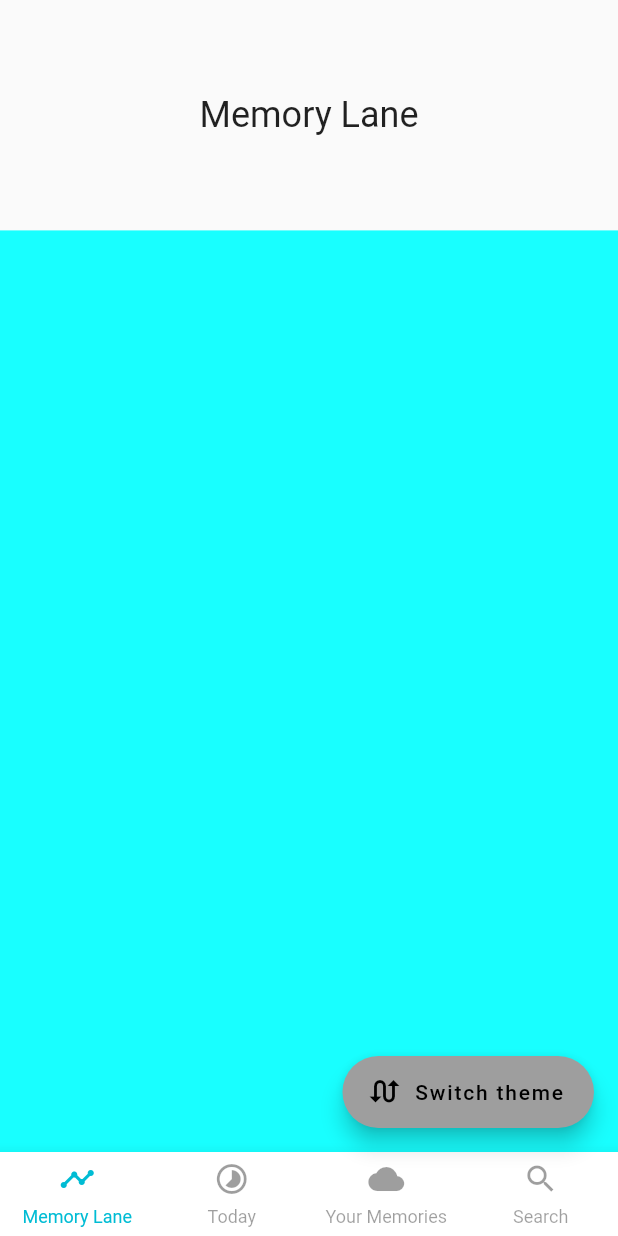
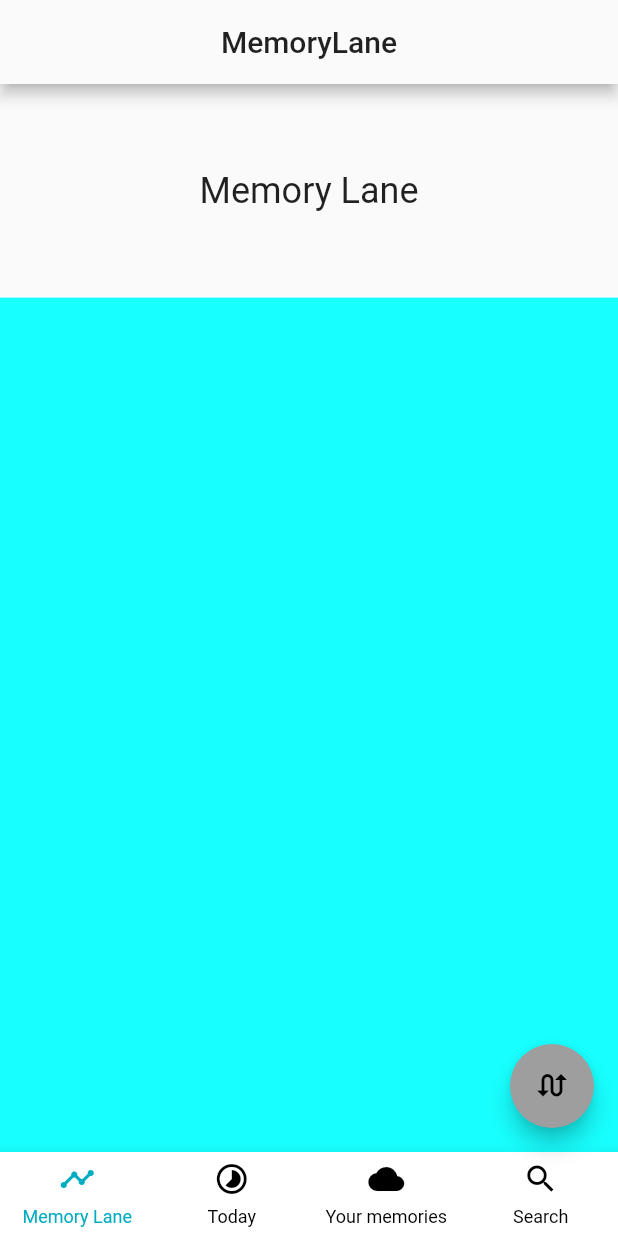
Before and after one commit to herovickers/memory, a Flutter app: the screen it shows after launch, on a phone screen of 412 x 824 dp. Run offline on Flutter 3.47's test engine with Material 2 defaults, Android fonts, the phone set to English and light mode, and no system bars; our stand-ins replace dynamic_theme, rxdart.

Commit message:
Refactor code to use models for tab item

```diff
--- a/lib/main.dart
+++ b/lib/main.dart
@@ -15,55 +15,59 @@ class MyApp extends StatelessWidget {
         brightness: Brightness.light,
         primarySwatch: Colors.grey,
         primaryColor: Colors.grey[50],
-      textTheme: theme.textTheme.copyWith(
-        headline: theme.textTheme.headline.copyWith(
-          color: Colors.black,
-        ),
-        display1: theme.textTheme.headline.copyWith(
-          color: Colors.black38,
-        ),
-        //This is just title with another color
-        display2: theme.textTheme.title.copyWith(
-          color: Colors.black54,
-        ),
-        display3: theme.textTheme.title.copyWith(
-          color: Colors.black87,
-        ),
-        caption: theme.textTheme.caption.copyWith(color: Colors.black38),
-        button: theme.textTheme.button.copyWith(color: Colors.black),
-        subhead: theme.textTheme.subhead.copyWith(color: Colors.black38),
-        subtitle: theme.textTheme.subtitle.copyWith(color: Colors.black38),
-      ),
-      iconTheme: theme.iconTheme.copyWith(color: Colors.black38),
-    );
+        // textTheme: theme.textTheme.copyWith(
+        //   headline: theme.textTheme.headline.copyWith(
+        //     color: Colors.black,
+        //   ),
+        //   display1: theme.textTheme.headline.copyWith(
+        //     color: Colors.black38,
+        //   ),
+        //   //This is just title with another color
+        //   display2: theme.textTheme.title.copyWith(
+        //     color: Colors.black54,
+        //   ),
+        //   display3: theme.textTheme.title.copyWith(
+        //     color: Colors.black87,
+        //   ),
+        //   caption: theme.textTheme.caption.copyWith(color: Colors.black38),
+        //   button: theme.textTheme.button.copyWith(color: Colors.black),
+        //   subhead: theme.textTheme.subhead.copyWith(color: Colors.black38),
+        //   subtitle: theme.textTheme.subtitle.copyWith(color: Colors.black38),
+        // ),
+        primaryIconTheme:
+            theme.primaryIconTheme.copyWith(color: Colors.cyan[600]),
+        accentIconTheme:
+            theme.primaryIconTheme.copyWith(color: Colors.grey[500]));
 
     ThemeData darkThemeData = ThemeData(
         brightness: Brightness.dark,
         primaryColor: Colors.grey[850],
 
         // primarySwatch: Colors.grey[850],
-      textTheme: theme.textTheme.copyWith(
-        headline: theme.textTheme.headline.copyWith(
-          color: Colors.white,
-        ),
-        display1: theme.textTheme.headline.copyWith(
-          color: Colors.white30,
-        ),
-        //This is just title with another color
-        display2: theme.textTheme.title.copyWith(
-          color: Colors.white54,
-        ),
+        // textTheme: theme.textTheme.copyWith(
+        //   headline: theme.textTheme.headline.copyWith(
+        //     color: Colors.white,
+        //   ),
+        //   display1: theme.textTheme.headline.copyWith(
+        //     color: Colors.white30,
+        //   ),
+        //   //This is just title with another color
+        //   display2: theme.textTheme.title.copyWith(
+        //     color: Colors.white54,
+        //   ),
 
-        display3: theme.textTheme.title.copyWith(
-          color: Colors.white70,
-        ),
-        caption: theme.textTheme.caption.copyWith(color: Colors.white30),
-        button: theme.textTheme.button.copyWith(color: Colors.white),
-        subhead: theme.textTheme.subhead.copyWith(color: Colors.white30),
-        subtitle: theme.textTheme.subtitle.copyWith(color: Colors.white30),
-      ),
-      iconTheme: theme.iconTheme.copyWith(color: Colors.white30),
-    );
+        //   display3: theme.textTheme.title.copyWith(
+        //     color: Colors.white70,
+        //   ),
+        //   caption: theme.textTheme.caption.copyWith(color: Colors.white30),
+        //   button: theme.textTheme.button.copyWith(color: Colors.white),
+        //   subhead: theme.textTheme.subhead.copyWith(color: Colors.white30),
+        //   subtitle: theme.textTheme.subtitle.copyWith(color: Colors.white30),
+        // ),
+        primaryIconTheme:
+            theme.primaryIconTheme.copyWith(color: Colors.cyanAccent),
+        accentIconTheme:
+            theme.primaryIconTheme.copyWith(color: Colors.white70));
 
     SystemChrome.setPreferredOrientations([
       DeviceOrientation.portraitUp,
@@ -89,8 +93,7 @@ class MyApp extends StatelessWidget {
 
       SystemChrome.setSystemUIOverlayStyle(
         SystemUiOverlayStyle(
-          statusBarColor:
-              uIHelperBloc.brightnessValue, // status bar color
+          statusBarColor: uIHelperBloc.brightnessValue, // status bar color
         ),
       );
       return darkThemeData;
--- /dev/null
+++ b/lib/resources/tab_item_map.dart
@@ -0,0 +1,11 @@
+import 'package:Memory/resources/tab_items.dart';
+import 'package:flutter/material.dart';
+
+class TabItemMap {
+  static Map<String, TabItem> TAB_ITEM_MAP = {
+    "MemoryLane": TabItem(title: "Memory Lane", iconData: Icons.timeline),
+    "Today": TabItem(title: "Today", iconData: Icons.timelapse),
+    "YourMemories": TabItem(title: "Your memories", iconData: Icons.cloud),
+    "Search": TabItem(title: "Search", iconData: Icons.search)
+  };
+}
--- /dev/null
+++ b/lib/resources/tab_items.dart
@@ -0,0 +1,12 @@
+import 'package:flutter/material.dart';
+
+class TabItem {
+  final String title;
+  final IconData iconData;
+
+  TabItem({@required this.title, @required this.iconData});
+
+  String get tabItemTitle => title;
+
+  IconData get tabItemIcon => iconData;
+}
--- a/lib/ui/home_page.dart
+++ b/lib/ui/home_page.dart
@@ -1,4 +1,6 @@
 import 'package:Memory/blocs/ui_helper_bloc.dart';
+import 'package:Memory/resources/tab_item_map.dart';
+import 'package:Memory/resources/tab_items.dart';
 import 'package:dynamic_theme/dynamic_theme.dart';
 import 'package:flutter/material.dart';
 import 'package:flutter/services.dart';
@@ -13,6 +15,8 @@ class HomePage extends StatefulWidget {
 
 class _HomePageState extends State<HomePage> {
   int _selectedIndex = 0;
+  List<String> tabBarItemKeysList = TabItemMap.TAB_ITEM_MAP.keys.toList();
+  List<TabItem> tabBarItemValuesList = TabItemMap.TAB_ITEM_MAP.values.toList();
 
   final _homePageTabs = [
     Container(
@@ -60,17 +64,19 @@ class _HomePageState extends State<HomePage> {
       statusBarColor: uIHelperBloc.brightnessValue, // status bar color
     ));
     return SafeArea(
-      child: Scaffold(
-        body: StreamBuilder<int>(
+      child: StreamBuilder<Object>(
           stream: uIHelperBloc.currentTabIndex,
           initialData: 0,
           builder: (context, snapshot) {
             _selectedIndex = snapshot.data;
-              return _homePageTabs.elementAt(_selectedIndex);
-            }),
-        floatingActionButton: FloatingActionButton.extended(
-            icon: Icon(Icons.swap_calls),
-            label: Text("Switch theme"),
+            return Scaffold(
+              appBar: AppBar(
+                title: Text(tabBarItemKeysList[_selectedIndex]),
+                centerTitle: true,
+              ),
+              body: _homePageTabs.elementAt(_selectedIndex),
+              floatingActionButton: FloatingActionButton(
+                  child: Icon(Icons.swap_calls),
                   onPressed: () {
                     setState(() {
                       switchBrightness();
@@ -80,31 +86,18 @@ class _HomePageState extends State<HomePage> {
                 child: Row(
                   mainAxisSize: MainAxisSize.max,
                   mainAxisAlignment: MainAxisAlignment.spaceBetween,
-            children: <Widget>[
-              BottomNavigationBarItem(
-                icon: Icons.timeline,
-                title: "Memory Lane",
-                index: 0,
-              ),
-              BottomNavigationBarItem(
-                icon: Icons.timelapse,
-                title: "Today",
-                index: 1,
-              ),
-              BottomNavigationBarItem(
-                icon: Icons.cloud,
-                title: "Your Memories",
-                index: 2,
-              ),
-              BottomNavigationBarItem(
-                icon: Icons.search,
-                title: "Search",
-                index: 3,
-              ),
-            ],
+                  children: tabBarItemKeysList.map((tab) {
+                    var tabIndex = tabBarItemKeysList.indexOf(tab);
+                    return BottomNavigationBarItem(
+                      icon: tabBarItemValuesList[tabIndex].tabItemIcon,
+                      title: tabBarItemValuesList[tabIndex].tabItemTitle,
+                      index: tabIndex,
+                    );
+                  }).toList(),
                 ),
               ),
-      ),
+            );
+          }),
     );
   }
 
@@ -148,8 +141,8 @@ class BottomNavigationBarItem extends StatelessWidget {
               stream: uIHelperBloc.currentTabIndex,
               builder: (context, snapshot) {
                 Color itemColor = snapshot.data == index
-                    ? Colors.cyan
-                    : Theme.of(context).iconTheme.color;
+                    ? Theme.of(context).primaryIconTheme.color
+                    : Theme.of(context).accentIconTheme.color;
                 return Column(
                   mainAxisAlignment: MainAxisAlignment.spaceEvenly,
                   children: <Widget>[
--- a/pubspec.yaml
+++ b/pubspec.yaml
@@ -29,6 +29,7 @@ dependencies:
 
 
 dev_dependencies:
+  test:
   flutter_test:
     sdk: flutter
 
```
Also changed, not shown: pubspec.lock, res/values/strings_en.arb (added), 2 other files. Lines whose indentation alone changed are shown as unchanged.
